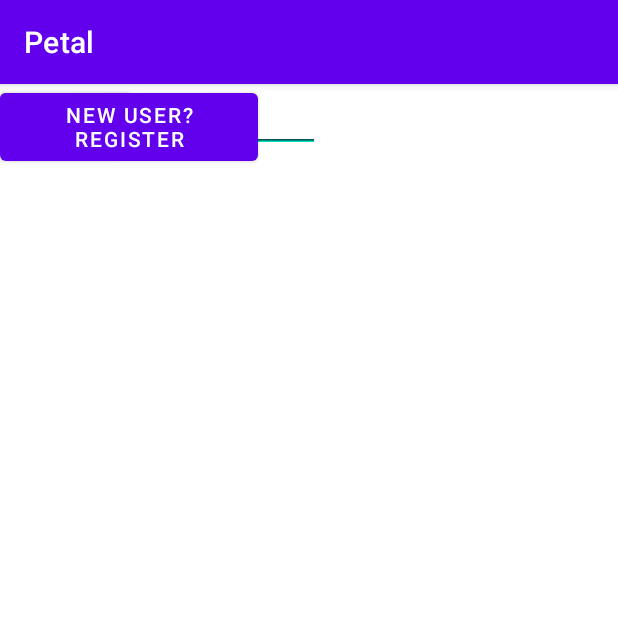
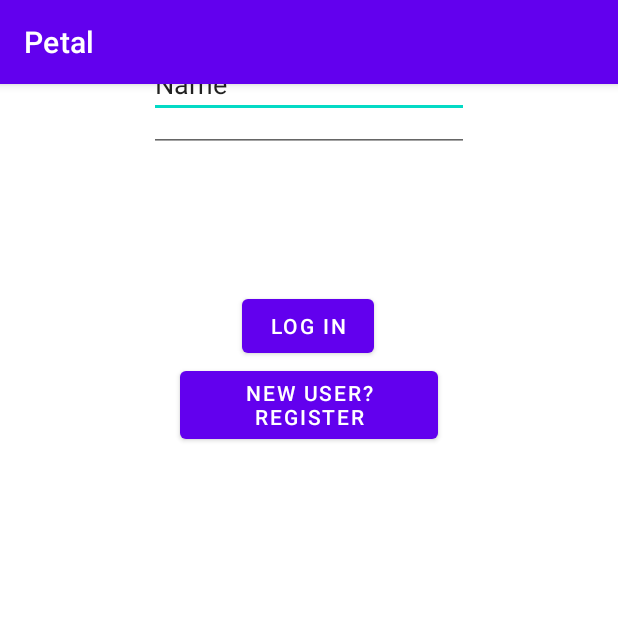
Before and after one commit to shouqcodes/Petal, an Android app: the screen it shows after launch (MainActivity), on a phone screen of 412 x 824 dp, the top half of it. Run offline under Robolectric (Android 15) with nearby library versions, the phone set to English and light mode, and no system bars.

Commit message:
Created and tested RegisterActivity.

```diff
--- a/app/src/main/java/com/example/petal/MainActivity.java
+++ b/app/src/main/java/com/example/petal/MainActivity.java
@@ -1,13 +1,30 @@
 package com.example.petal;
 
 import androidx.appcompat.app.AppCompatActivity;
+
+import android.content.Intent;
 import android.os.Bundle;
+import android.view.View;
+import android.widget.Button;
 
 public class MainActivity extends AppCompatActivity {
+
+    Button btn;
 
     @Override
     protected void onCreate(Bundle savedInstanceState) {
         super.onCreate(savedInstanceState);
         setContentView(R.layout.activity_main);
+
+        btn = findViewById(R.id.button2);
+
+        btn.setOnClickListener(new View.OnClickListener() {
+            @Override
+            public void onClick(View view) {
+                Intent intent = new Intent(getApplicationContext(), RegisterActivity.class);
+                startActivity(intent);
+            }
+
+        });
     }
 }
--- a/app/src/main/res/layout/activity_main.xml
+++ b/app/src/main/res/layout/activity_main.xml
@@ -14,8 +14,10 @@
         android:ems="10"
         android:inputType="textPersonName"
         android:text="Name"
-        tools:layout_editor_absoluteX="100dp"
-        tools:layout_editor_absoluteY="187dp" />
+        app:layout_constraintBottom_toTopOf="@+id/editTextTextPassword"
+        app:layout_constraintEnd_toEndOf="parent"
+        app:layout_constraintStart_toStartOf="parent"
+        app:layout_constraintTop_toTopOf="parent" />
 
     <EditText
         android:id="@+id/editTextTextPassword"
@@ -23,23 +25,28 @@
         android:layout_height="wrap_content"
         android:ems="10"
         android:inputType="textPassword"
-        tools:layout_editor_absoluteX="99dp"
+        app:layout_constraintEnd_toEndOf="parent"
+        app:layout_constraintStart_toStartOf="parent"
         tools:layout_editor_absoluteY="270dp" />
 
     <Button
         android:id="@+id/button"
         android:layout_width="wrap_content"
         android:layout_height="wrap_content"
+        android:layout_marginTop="92dp"
         android:text="Log In"
-        tools:layout_editor_absoluteX="157dp"
-        tools:layout_editor_absoluteY="359dp" />
+        app:layout_constraintEnd_toEndOf="parent"
+        app:layout_constraintHorizontal_bias="0.498"
+        app:layout_constraintStart_toStartOf="parent"
+        app:layout_constraintTop_toBottomOf="@+id/editTextTextPassword" />
 
     <Button
         android:id="@+id/button2"
         android:layout_width="172dp"
         android:layout_height="57dp"
         android:text="New user? Register"
-        tools:layout_editor_absoluteX="119dp"
-        tools:layout_editor_absoluteY="442dp" />
+        app:layout_constraintEnd_toEndOf="parent"
+        app:layout_constraintStart_toStartOf="parent"
+        app:layout_constraintTop_toBottomOf="@+id/button" />
 
 </androidx.constraintlayout.widget.ConstraintLayout>
```
Also changed, not shown: app/src/main/AndroidManifest.xml (+6 -3 lines), app/src/main/java/com/example/petal/DBHelper.java (+11 -8 lines).
